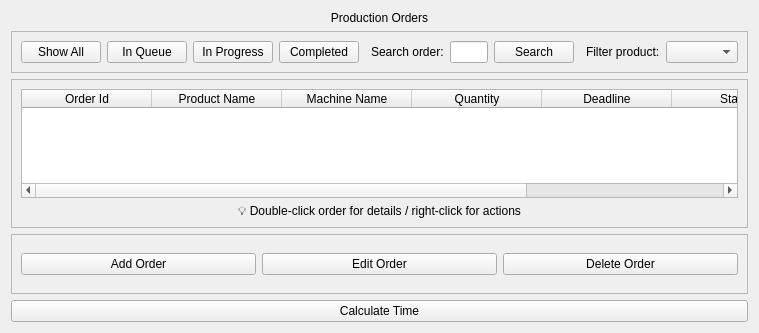
Old version of the form ui/OrdersView.ui in the repository MagdaOleksandrTeam/ProductionPlanner.
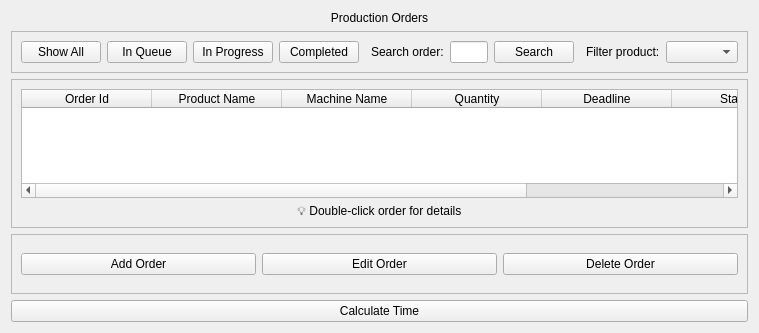
New version of the form.

Commit message: fixed bom and orders priority display

```diff
--- a/ui/OrdersView.ui
+++ b/ui/OrdersView.ui
@@ -208,7 +208,7 @@
          </sizepolicy>
         </property>
         <property name="text">
-         <string>💡 Double-click order for details / right-click for actions</string>
+         <string>💡 Double-click order for details</string>
         </property>
         <property name="alignment">
          <set>Qt::AlignmentFlag::AlignCenter</set>
```
The commit also changes 5 other files.
